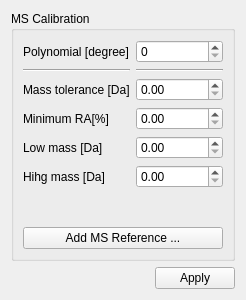
qtplatz/qtplatz, file src/libs/adwidgets/mscalibrateform.ui: the form before one commit.
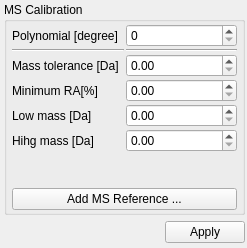
The form after the commit.

Commit message: make widgets bit smaller

```diff
--- a/src/libs/adwidgets/mscalibrateform.ui
+++ b/src/libs/adwidgets/mscalibrateform.ui
@@ -6,14 +6,26 @@
    <rect>
     <x>0</x>
     <y>0</y>
-    <width>246</width>
-    <height>300</height>
+    <width>247</width>
+    <height>248</height>
    </rect>
   </property>
   <property name="windowTitle">
    <string>Form</string>
   </property>
   <layout class="QVBoxLayout" name="verticalLayout_2">
+   <property name="leftMargin">
+    <number>4</number>
+   </property>
+   <property name="topMargin">
+    <number>2</number>
+   </property>
+   <property name="rightMargin">
+    <number>2</number>
+   </property>
+   <property name="bottomMargin">
+    <number>5</number>
+   </property>
    <item>
     <layout class="QVBoxLayout" name="verticalLayout">
      <item>
@@ -22,6 +34,21 @@
         <string>MS Calibration</string>
        </property>
        <layout class="QVBoxLayout" name="verticalLayout_3">
+        <property name="spacing">
+         <number>2</number>
+        </property>
+        <property name="leftMargin">
+         <number>5</number>
+        </property>
+        <property name="topMargin">
+         <number>2</number>
+        </property>
+        <property name="rightMargin">
+         <number>5</number>
+        </property>
+        <property name="bottomMargin">
+         <number>2</number>
+        </property>
         <item>
          <layout class="QGridLayout" name="gridLayout">
           <item row="3" column="1">
```
The commit also changes 6 other files.
